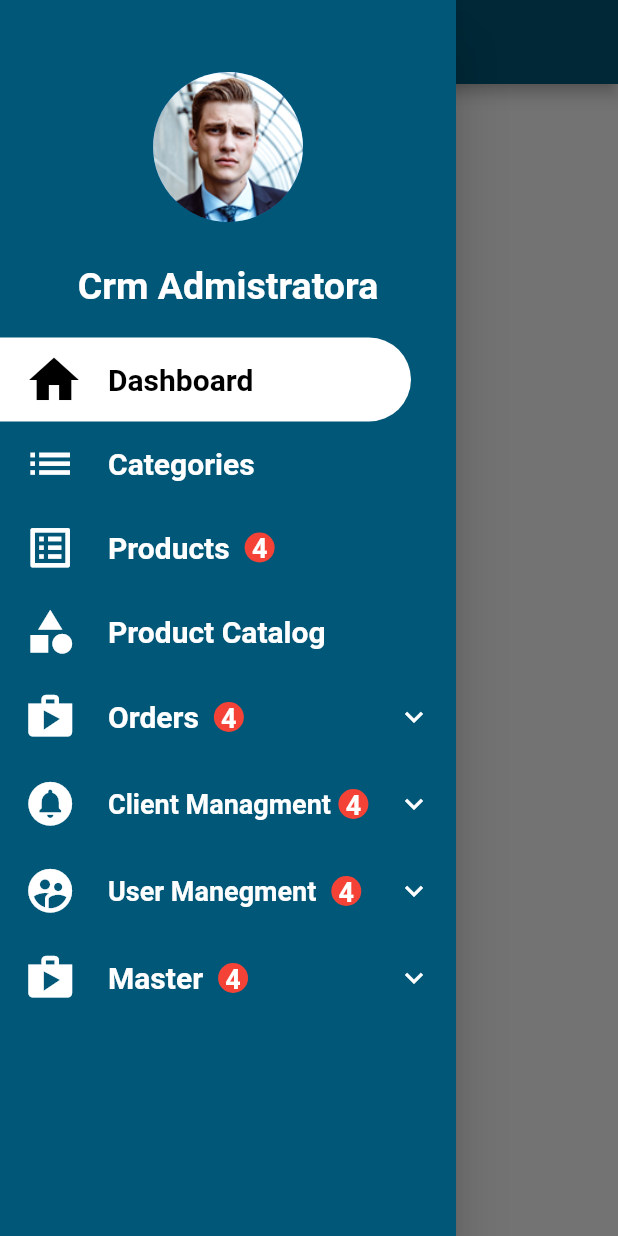
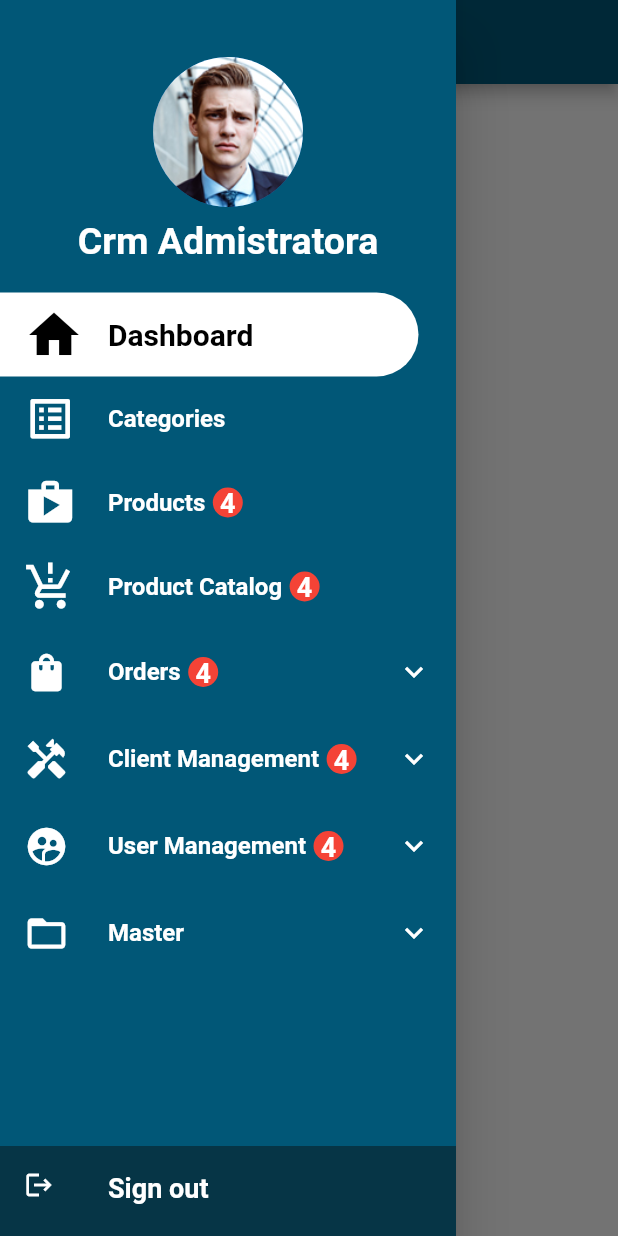
Before and after one commit to ReliefeBusinessCenter/agent-app, a Flutter app: the screen it shows after launch, with the side drawer open, on a phone screen of 412 x 824 dp. Run offline on Flutter 3.47's test engine with Material 2 defaults, Android fonts, the light colour scheme and no system bars.

Commit message:
profile and draweer

```diff
--- a/app/lib/constants.dart
+++ b/app/lib/constants.dart
@@ -1,5 +1,6 @@
 import 'package:flutter/material.dart';
 
 const primaryColor = Color(0xFF015777);
+const primaryDark = Color(0xFF063546);
 const secondaryColor = Color(0xFF666666);
 const lightColor = Color(0xFFf2f6f9);
--- a/app/lib/screens/home_screen.dart
+++ b/app/lib/screens/home_screen.dart
@@ -1,6 +1,8 @@
 import 'package:flutter/material.dart';
 import 'profile_screen.dart';
 import '../constants.dart';
+
+final _scaffoldKey = GlobalKey<ScaffoldState>();
 
 class Home extends StatelessWidget {
   const Home({Key? key}) : super(key: key);
@@ -8,12 +10,20 @@ class Home extends StatelessWidget {
   @override
   Widget build(BuildContext context) {
     return Scaffold(
+      key: _scaffoldKey,
       appBar: AppBar(
         title: Text('CSV'),
         backgroundColor: primaryColor,
-        leading: IconButton(
-            onPressed: () => Scaffold.of(context).openDrawer(),
-            icon: Icon(Icons.align_horizontal_left)),
+        leading: GestureDetector(
+          onTap: () => _scaffoldKey.currentState!.openDrawer(),
+          child: Container(
+            height: 5.0,
+            width: 5.0,
+            child: ImageIcon(
+              AssetImage('assets/images/left-align.png'),
+            ),
+          ),
+        ),
       ),
       drawer: Theme(
         data: Theme.of(context).copyWith(
--- a/app/lib/screens/profile_screen.dart
+++ b/app/lib/screens/profile_screen.dart
@@ -1,3 +1,4 @@
+import 'package:app/constants.dart';
 import 'package:flutter/material.dart';
 
 class Profile extends StatefulWidget {
@@ -11,12 +12,14 @@ class _ProfileState extends State<Profile> {
   @override
   Widget build(BuildContext context) {
     return Drawer(
-
+      child: Column(
+        children: [
+          Expanded(
             child: SingleChildScrollView(
               child: Column(
                 children: [
                   SizedBox(
-              height: 40.0,
+                    height: 30.0,
                   ),
                   Padding(
                     padding: const EdgeInsets.all(8.0),
@@ -27,9 +30,7 @@ class _ProfileState extends State<Profile> {
                       ),
                     ),
                   ),
-            SizedBox(
-              height: 20.0,
-            ),
+
                   Text(
                     'Crm Admistratora',
                     style: TextStyle(
@@ -42,7 +43,7 @@ class _ProfileState extends State<Profile> {
                     height: 20.0,
                   ),
                   Container(
-              margin: EdgeInsets.only(right: 30),
+                    margin: EdgeInsets.only(right: 25),
                     decoration: BoxDecoration(
                       color: Colors.white,
                       borderRadius: BorderRadius.only(
@@ -66,130 +67,102 @@ class _ProfileState extends State<Profile> {
                       ),
                     ),
                   ),
-            ListTile(
+                  DrawerListTile('Categories', 0, Icons.list_alt),
+                  DrawerListTile('Products', 4, Icons.shop),
+                  DrawerListTile('Product Catalog', 4,
+                      Icons.production_quantity_limits_sharp),
+                  DrawerExpansionTile(
+                    'Orders',
+                    [
+                      ExapandedListItem('Sales Report', () {}),
+                      ExapandedListItem('Collection Report', () {}),
+                      ExapandedListItem('Order by debt', () {}),
+                      ExapandedListItem('Customer by debt', () {}),
+                    ],
+                    4,
+                    Icons.shopping_bag,
+                  ),
+                  DrawerExpansionTile(
+                    'Client Management',
+                    [
+                      ExapandedListItem('Clients', () {}),
+                      ExapandedListItem('Invoices', () {}),
+                      ExapandedListItem('Add Money', () {}),
+                    ],
+                    4,
+                    Icons.handyman,
+                  ),
+                  DrawerExpansionTile(
+                      'User Management',
+                      [
+                        ExapandedListItem('Users', () {}),
+                        ExapandedListItem('Roles', () {}),
+                      ],
+                      4,
+                      Icons.supervised_user_circle_sharp),
+                  DrawerExpansionTile(
+                      'Master',
+                      [
+                        ExapandedListItem('Countries', () {}),
+                        ExapandedListItem('States', () {}),
+                      ],
+                      0,
+                      Icons.folder_open_outlined)
+
+                  // DrawerHeader(child: )
+                ],
+              ),
+            ),
+          ),
+          Container(
+            height: 60.0,
+            width: MediaQuery.of(context).size.width * 3.1 / 4,
+            child: ListTile(
+              tileColor: primaryDark,
               leading: Icon(
-                Icons.list,
+                Icons.logout,
+                color: Colors.white,
+                size: 20.0,
+              ),
+              title: Text(
+                'Sign out',
+                style: TextStyle(
+                  fontWeight: FontWeight.bold,
+                  color: Colors.white,
+                  fontSize: 18,
+                ),
+              ),
+            ),
+          ),
+        ],
+      ),
+    );
+  }
+
+  ListTile DrawerListTile(
+    String title,
+    int count,
+    IconData data,
+  ) {
+    Text text = Text(
+      // '',
+      title,
+      style: TextStyle(
+        color: Colors.white,
+        fontWeight: FontWeight.bold,
+        fontSize: 16.0,
+      ),
+    );
+    return ListTile(
+        leading: Icon(
+          data,
           size: 35.0,
           color: Colors.white,
         ),
-              title: Text(
-                'Categories',
-                style: TextStyle(
-                  color: Colors.white,
-                  fontWeight: FontWeight.bold,
-                  fontSize: 20.0,
-                ),
-              ),
-            ),
-            ListTile(
-              leading: Icon(
-                Icons.list_alt,
-                size: 35.0,
-                color: Colors.white,
-              ),
-              title: Row(
+        title: count > 0
+            ? Row(
                 children: [
-                  Text(
-                    'Products',
-                    style: TextStyle(
-                      color: Colors.white,
-                      fontWeight: FontWeight.bold,
-                      fontSize: 20.0,
-                    ),
-                  ),
-                  SizedBox(
-                    width: 10,
-                  ),
-                  CircleAvatar(
-                    backgroundColor: Colors.red,
-                    radius: 10,
-                    child: Text(
-                      '4',
-                      style: TextStyle(
-                        color: Colors.white,
-                        fontWeight: FontWeight.bold,
-                        fontSize: 18.0,
-                      ),
-                    ),
-                  )
-                ],
-              ),
-            ),
-            ListTile(
-              leading: Icon(
-                Icons.category,
-                size: 35.0,
-                color: Colors.white,
-              ),
-              title: Text(
-                'Product Catalog',
-                style: TextStyle(
-                  color: Colors.white,
-                  fontWeight: FontWeight.bold,
-                  fontSize: 20.0,
-                ),
-              ),
-            ),
-            ExpansionTile(
-              expandedAlignment: Alignment.center,
-              iconColor: Colors.white,
-              // collapsedBackgroundColor: Colors.white,
-              collapsedIconColor: Colors.white,
-              expandedCrossAxisAlignment: CrossAxisAlignment.start,
-              leading: Icon(
-                Icons.shop,
-                size: 35.0,
-                color: Colors.white,
-              ),
-              title: Row(
-                children: [
-                  Text(
-                    'Orders',
-                    style: TextStyle(
-                      color: Colors.white,
-                      fontWeight: FontWeight.bold,
-                      fontSize: 20.0,
-                    ),
-                  ),
-                  SizedBox(
-                    width: 10,
-                  ),
-                  CircleAvatar(
-                    backgroundColor: Colors.red,
-                    radius: 10,
-                    child: Text(
-                      '4',
-                      style: TextStyle(
-                        color: Colors.white,
-                        fontWeight: FontWeight.bold,
-                        fontSize: 18.0,
-                      ),
-                    ),
-                  )
-                ],
-              ),
-            ),
-            ExpansionTile(
-              expandedAlignment: Alignment.center,
-              iconColor: Colors.white,
-              // collapsedBackgroundColor: Colors.white,
-              collapsedIconColor: Colors.white,
-              expandedCrossAxisAlignment: CrossAxisAlignment.start,
-              leading: Icon(
-                Icons.circle_notifications,
-                size: 35.0,
-                color: Colors.white,
-              ),
-              title: Row(
-                children: [
-                  Text(
-                    'Client Managment',
-                    style: TextStyle(
-                      color: Colors.white,
-                      fontWeight: FontWeight.bold,
-                      fontSize: 18.0,
-                    ),
-                  ),
+                  text,
                   SizedBox(
                     width: 5,
                   ),
@@ -197,97 +170,91 @@ class _ProfileState extends State<Profile> {
                     backgroundColor: Colors.red,
                     radius: 10,
                     child: Text(
-                      '4',
+                      '$count',
                       style: TextStyle(
                         color: Colors.white,
                         fontWeight: FontWeight.bold,
                         fontSize: 18.0,
                       ),
                     ),
+                  ),
+                ],
               )
-                ],
+            : text);
+  }
+
+  ExpansionTile DrawerExpansionTile(
+    String title,
+    List<Widget> items,
+    int count,
+    IconData data,
+  ) {
+    Text text = Text(
+      // 'Master',
+      title,
+      style: TextStyle(
+        color: Colors.white,
+        fontWeight: FontWeight.bold,
+        fontSize: 16.0,
       ),
-            ),
-            ExpansionTile(
-              expandedAlignment: Alignment.center,
+    );
+    return ExpansionTile(
+      expandedAlignment: Alignment.centerLeft,
       iconColor: Colors.white,
       // collapsedBackgroundColor: Colors.white,
       collapsedIconColor: Colors.white,
       expandedCrossAxisAlignment: CrossAxisAlignment.start,
       leading: Icon(
-                Icons.supervised_user_circle,
-                size: 35.0,
+        data,
+        size: 30.0,
         color: Colors.white,
       ),
-              title: Row(
+      title: (count > 0)
+          ? Row(
               children: [
-                  Text(
-                    'User Manegment',
+                text,
+                SizedBox(
+                  width: 5,
+                ),
+                CircleAvatar(
+                  backgroundColor: Colors.red,
+                  radius: 10,
+                  child: Text(
+                    '$count',
                     style: TextStyle(
                       color: Colors.white,
                       fontWeight: FontWeight.bold,
                       fontSize: 18.0,
                     ),
                   ),
-                  SizedBox(
-                    width: 10,
                 ),
-                  CircleAvatar(
-                    backgroundColor: Colors.red,
-                    radius: 10,
+              ],
+            )
+          : text,
+      // children: [
+      //   ExapandedListItem('Countries', () {}),
+      //   ExapandedListItem('States', () {}),
+      // ],
+      children: items,
+    );
+  }
+
+  GestureDetector ExapandedListItem(
+    String title,
+    Function onTap,
+  ) {
+    return GestureDetector(
+      onTap: () => onTap,
+      child: Container(
+        padding: EdgeInsets.only(left: 70.0),
+        margin: EdgeInsets.only(bottom: 8.0),
         child: Text(
-                      '4',
+          title,
           style: TextStyle(
             color: Colors.white,
-                        fontWeight: FontWeight.bold,
-                        fontSize: 18.0,
+            // fontWeight: FontWeight.bold,
+            fontSize: 15.0,
           ),
-                    ),
-                  )
-                ],
-              ),
-            ),
-            ExpansionTile(
-              expandedAlignment: Alignment.center,
-              iconColor: Colors.white,
-              // collapsedBackgroundColor: Colors.white,
-              collapsedIconColor: Colors.white,
-              expandedCrossAxisAlignment: CrossAxisAlignment.start,
-              leading: Icon(
-                Icons.shop,
-                size: 35.0,
-                color: Colors.white,
-              ),
-              title: Row(
-                children: [
-                  Text(
-                    'Master',
-                    style: TextStyle(
-                      color: Colors.white,
-                      fontWeight: FontWeight.bold,
-                      fontSize: 20.0,
-                    ),
-                  ),
-                  SizedBox(
-                    width: 10,
-                  ),
-                  CircleAvatar(
-                    backgroundColor: Colors.red,
-                    radius: 10,
-                    child: Text(
-                      '4',
-                      style: TextStyle(
-                        color: Colors.white,
-                        fontWeight: FontWeight.bold,
-                        fontSize: 18.0,
-                      ),
-                    ),
-                  )
-                ],
-              ),
-            ),
-            // DrawerHeader(child: )
-          ],
         ),
       ),
     );
```
Also changed, not shown: app/assets/images/left-align.png (added). Lines whose indentation alone changed are shown as unchanged.
